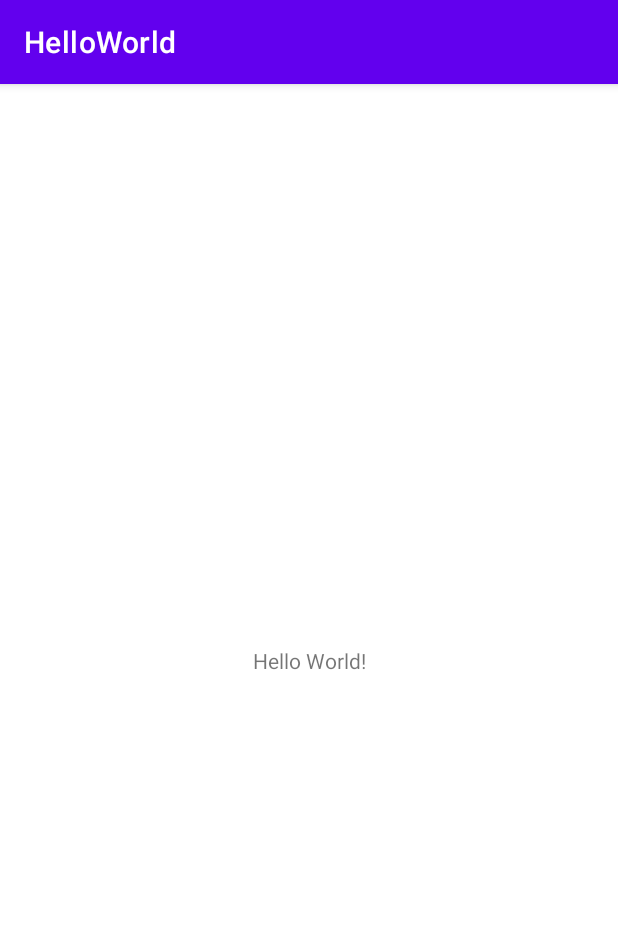
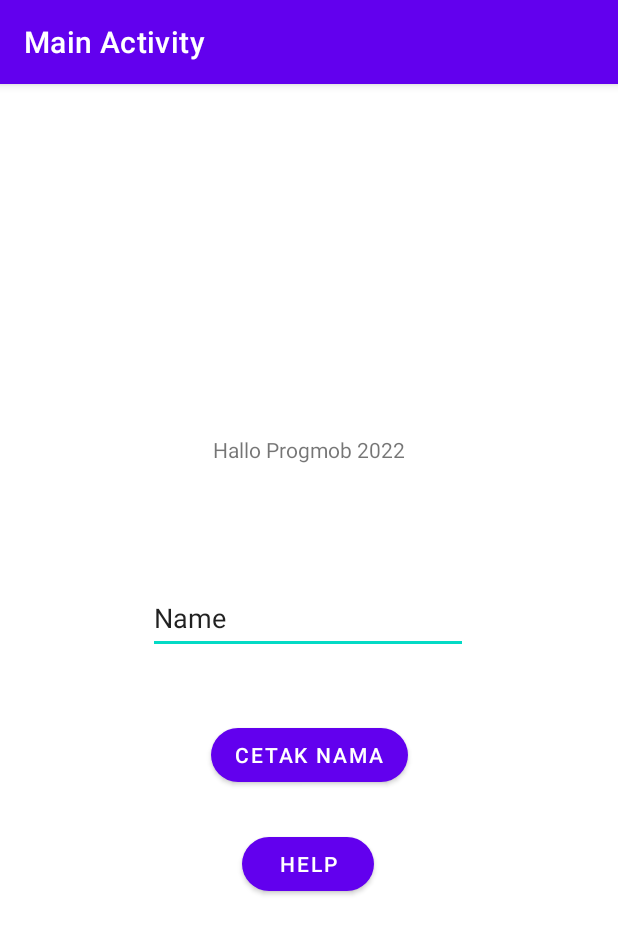
Before and after one commit to GilbertDay/HelloWorld, an Android app: the screen it shows after launch (MainActivity), on a phone screen of 412 x 824 dp. Shown: the top 934 px of the screen. Run offline under Robolectric (Android 15) with nearby library versions, the phone set to English and light mode, and no system bars.

```diff
--- a/app/build.gradle
+++ b/app/build.gradle
@@ -37,6 +37,8 @@ dependencies {
     implementation 'androidx.appcompat:appcompat:1.3.0'
     implementation 'com.google.android.material:material:1.4.0'
     implementation 'androidx.constraintlayout:constraintlayout:2.0.4'
+    implementation 'androidx.gridlayout:gridlayout:1.0.0'
+    implementation 'com.google.android.gms:play-services-maps:18.1.0'
     testImplementation 'junit:junit:4.13.2'
     androidTestImplementation 'androidx.test.ext:junit:1.1.3'
     androidTestImplementation 'androidx.test.espresso:espresso-core:3.4.0'
--- a/app/src/main/java/com/example/helloworld/MainActivity.kt
+++ b/app/src/main/java/com/example/helloworld/MainActivity.kt
@@ -1,11 +1,44 @@
 package com.example.helloworld
 
+import android.content.Intent
 import androidx.appcompat.app.AppCompatActivity
 import android.os.Bundle
+import android.view.View
+import android.widget.Button
+import android.widget.EditText
+import android.widget.TextView
 
 class MainActivity : AppCompatActivity() {
+    lateinit var tvMain : TextView
+    lateinit var btnInput : Button
+    lateinit var editInputNama : EditText
+    lateinit var btnHelp : Button
     override fun onCreate(savedInstanceState: Bundle?) {
         super.onCreate(savedInstanceState)
         setContentView(R.layout.activity_main)
+
+        tvMain = findViewById(R.id.tv_main_activity)
+        tvMain.text = getString(R.string.text_progmob)
+
+        btnInput = findViewById(R.id.btn_ambil_nama)
+        editInputNama = findViewById(R.id.ed_input_nama)
+
+        //Tampilkan Teks
+        btnInput.setOnClickListener(View.OnClickListener { view ->
+            var strTmp = editInputNama.text.toString()
+            tvMain.setText(strTmp)
+        })
+
+        //Pindah Halaman
+        btnHelp = findViewById(R.id.btn_help)
+        btnHelp.setOnClickListener(View.OnClickListener { view ->
+            var bundle = Bundle()
+            var strTmp = editInputNama.text.toString()
+            bundle.putString("tesText", strTmp)
+
+            var intent = Intent(this@MainActivity, HelpActivity::class.java)
+            intent.putExtras(bundle)
+            startActivity(intent)
+        })
     }
 }
--- a/app/src/main/res/layout/activity_main.xml
+++ b/app/src/main/res/layout/activity_main.xml
@@ -6,13 +6,53 @@
     android:layout_height="match_parent"
     tools:context=".MainActivity">
 
+    <Button
+        android:id="@+id/btn_help"
+        android:layout_width="wrap_content"
+        android:layout_height="wrap_content"
+        android:layout_marginBottom="224dp"
+        android:text="Help"
+        app:cornerRadius="100px"
+        app:layout_constraintBottom_toBottomOf="parent"
+        app:layout_constraintEnd_toEndOf="parent"
+        app:layout_constraintHorizontal_bias="0.498"
+        app:layout_constraintStart_toStartOf="parent" />
+
+    <Button
+        android:id="@+id/btn_ambil_nama"
+        android:layout_width="wrap_content"
+        android:layout_height="wrap_content"
+        android:text="Cetak Nama"
+        app:cornerRadius="100px"
+        app:layout_constraintBottom_toTopOf="@+id/btn_help"
+        app:layout_constraintEnd_toEndOf="parent"
+        app:layout_constraintStart_toStartOf="parent"
+        app:layout_constraintTop_toBottomOf="@+id/tv_main_activity"
+        app:layout_constraintVertical_bias="0.873" />
+
     <TextView
+        android:id="@+id/tv_main_activity"
         android:layout_width="wrap_content"
         android:layout_height="wrap_content"
         android:text="Hello World!"
+        app:layout_constraintBottom_toTopOf="@+id/ed_input_nama"
+        app:layout_constraintEnd_toEndOf="parent"
+        app:layout_constraintStart_toStartOf="parent"
+        app:layout_constraintTop_toTopOf="parent"
+        app:layout_constraintVertical_bias="0.749" />
+
+    <EditText
+        android:id="@+id/ed_input_nama"
+        android:layout_width="wrap_content"
+        android:layout_height="wrap_content"
+        android:layout_marginBottom="388dp"
+        android:ems="10"
+        android:inputType="textPersonName"
+        android:minHeight="48dp"
+        android:text="Name"
         app:layout_constraintBottom_toBottomOf="parent"
         app:layout_constraintEnd_toEndOf="parent"
-        app:layout_constraintStart_toStartOf="parent"
-        app:layout_constraintTop_toTopOf="parent" />
+        app:layout_constraintHorizontal_bias="0.497"
+        app:layout_constraintStart_toStartOf="parent" />
 
 </androidx.constraintlayout.widget.ConstraintLayout>
--- a/app/src/main/res/values/strings.xml
+++ b/app/src/main/res/values/strings.xml
@@ -1,3 +1,4 @@
 <resources>
     <string name="app_name">HelloWorld</string>
+    <string name="text_progmob">Hallo Progmob 2022</string>
 </resources>
--- a/build.gradle
+++ b/build.gradle
@@ -2,7 +2,7 @@
 plugins {
     id 'com.android.application' version '7.2.2' apply false
     id 'com.android.library' version '7.2.2' apply false
-    id 'org.jetbrains.kotlin.android' version '1.6.10' apply false
+    id 'org.jetbrains.kotlin.android' version '1.7.10' apply false
 }
 
 task clean(type: Delete) {
```
Also changed, not shown: app/src/main/AndroidManifest.xml (+7 -1 lines), app/src/main/java/com/example/helloworld/HelpActivity.kt (added, +22 -0 lines), app/src/main/res/layout/activity_help.xml (added, +9 -0 lines).
